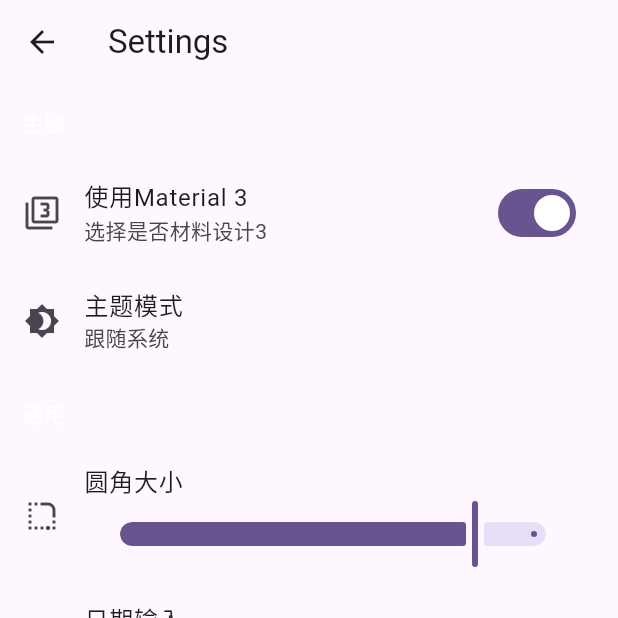
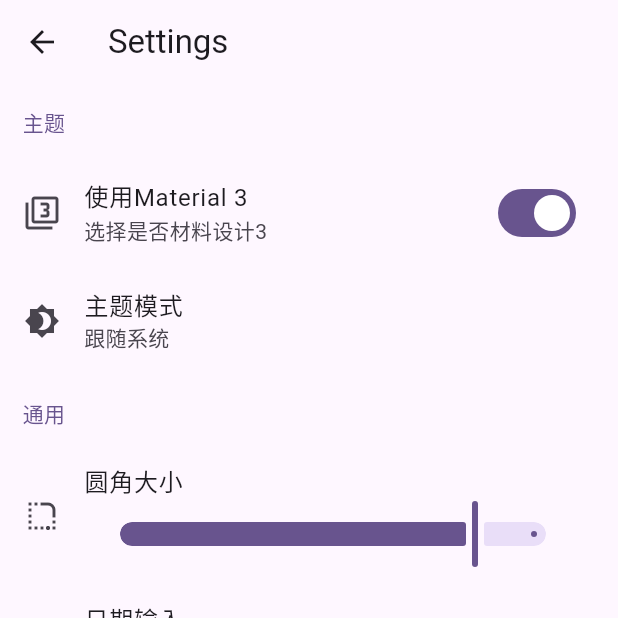
Before and after one commit to QwQ3094-Live/test, a Flutter app: the SettingScreen screen opened directly, on a phone screen of 412 x 824 dp, the top half of it. Run offline on Flutter 3.47's test engine with Material 3 defaults, Android fonts, the phone set to English and light mode, and no system bars; drawn by our look-alikes of dynamic_color.

Commit message:
color!!!!

```diff
--- a/lib/settings.dart
+++ b/lib/settings.dart
@@ -122,7 +122,7 @@ class PreferenceTitle extends StatelessWidget {
       padding: EdgeInsets.all(15),
       child: Text(
         text,
-        style: TextStyle(color: Theme.of(context).colorScheme.onPrimary),
+        style: TextStyle(color: Theme.of(context).colorScheme.primary),
       )
     );
   }
```
